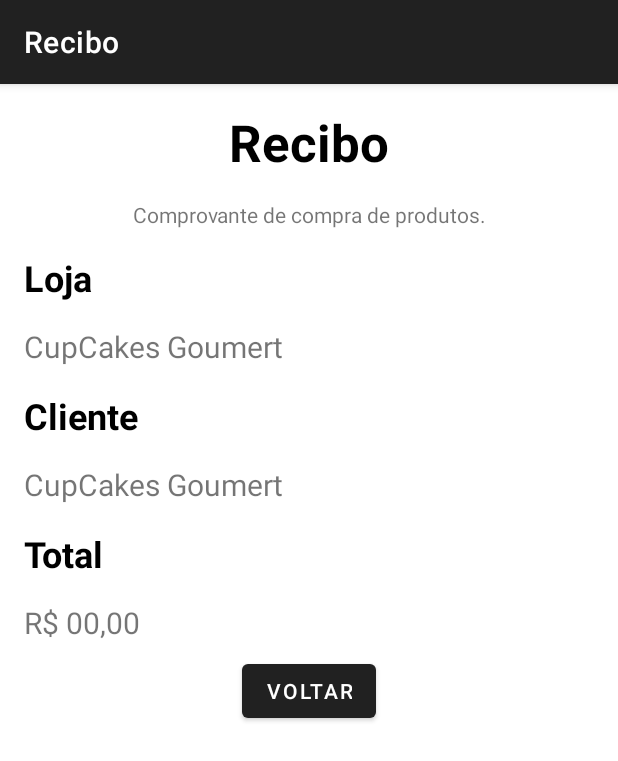
After one commit to alineg93/ProjetoCupCake, an Android app: the ReciboActivity screen opened directly, with no data from a screen before it, on a phone screen of 412 x 824 dp. The commit adds this screen. Shown: the top 761 px of the screen. Run offline under Robolectric (Android 15) with nearby library versions, the phone set to English and light mode, and no system bars; 2 statements that could not run were skipped.

Commit message:
1. Opção de remover o pedido do carrinho compras da lojinha caso o cliente hipotético desista.
2. Aparecer a descrição dos cupcakes na página inicial abaixo do nome do produto e preço.

3. Ter a opção de remover o produto após o gerente postar na página. (No perfil de adm).

4. Gerar Recibo.

```diff
--- a/app/src/main/AndroidManifest.xml
+++ b/app/src/main/AndroidManifest.xml
@@ -15,6 +15,9 @@
         android:supportsRtl="true"
         android:theme="@style/Theme.CafeteiriaGoumertDelivery"
         tools:targetApi="31">
+        <activity
+            android:name=".ReciboActivity"
+            android:exported="false" />
         <activity
             android:name=".PedidosActivity"
             android:exported="false" />
--- /dev/null
+++ b/app/src/main/java/projeto/tcc/cafeteiriagoumertdelivery/ReciboActivity.java
@@ -0,0 +1,38 @@
+package projeto.tcc.cafeteiriagoumertdelivery;
+
+import android.content.Intent;
+import android.os.Bundle;
+
+import androidx.activity.EdgeToEdge;
+import androidx.appcompat.app.AppCompatActivity;
+import androidx.appcompat.app.AppCompatDelegate;
+import androidx.core.graphics.Insets;
+import androidx.core.view.ViewCompat;
+import androidx.core.view.WindowInsetsCompat;
+
+import java.util.Objects;
+
+import projeto.tcc.cafeteiriagoumertdelivery.databinding.ActivityMainBinding;
+import projeto.tcc.cafeteiriagoumertdelivery.databinding.ActivityReciboBinding;
+
+public class ReciboActivity extends AppCompatActivity {
+
+    private ActivityReciboBinding mainBinding;
+
+    @Override
+    protected void onCreate(Bundle savedInstanceState) {
+        super.onCreate(savedInstanceState);
+        mainBinding = ActivityReciboBinding.inflate(getLayoutInflater());
+        setContentView(mainBinding.getRoot());
+        Objects.requireNonNull(getSupportActionBar()).setTitle("Recibo");
+        AppCompatDelegate.setDefaultNightMode(AppCompatDelegate.MODE_NIGHT_NO);
+
+        Bundle b =  getIntent().getExtras();
+        assert b != null;
+        mainBinding.cliente.setText(b.getString("Cliente", ""));
+        mainBinding.total.setText(b.getString("total", ""));
+
+        mainBinding.voltar.setOnClickListener(v -> startActivity(new Intent(this, VisualizarProdutosActivity.class)));
+
+    }
+}
--- /dev/null
+++ b/app/src/main/res/layout/activity_recibo.xml
@@ -0,0 +1,114 @@
+<?xml version="1.0" encoding="utf-8"?>
+<androidx.constraintlayout.widget.ConstraintLayout xmlns:android="http://schemas.android.com/apk/res/android"
+    xmlns:app="http://schemas.android.com/apk/res-auto"
+    xmlns:tools="http://schemas.android.com/tools"
+    android:id="@+id/main"
+    android:layout_width="match_parent"
+    android:layout_height="match_parent"
+    tools:context=".ReciboActivity">
+
+    <TextView
+        android:id="@+id/textView2"
+        android:layout_width="wrap_content"
+        android:layout_height="wrap_content"
+        android:layout_marginTop="16dp"
+        android:text="Recibo"
+        android:textColor="#000000"
+        android:textSize="34sp"
+        android:textStyle="bold"
+        app:layout_constraintEnd_toEndOf="parent"
+        app:layout_constraintStart_toStartOf="parent"
+        app:layout_constraintTop_toTopOf="parent" />
+
+    <TextView
+        android:id="@+id/textView3"
+        android:layout_width="wrap_content"
+        android:layout_height="wrap_content"
+        android:layout_marginTop="16dp"
+        android:text="Comprovante de compra de produtos."
+        app:layout_constraintEnd_toEndOf="parent"
+        app:layout_constraintStart_toStartOf="parent"
+        app:layout_constraintTop_toBottomOf="@+id/textView2" />
+
+    <TextView
+        android:id="@+id/textView6"
+        android:layout_width="wrap_content"
+        android:layout_height="wrap_content"
+        android:layout_marginStart="16dp"
+        android:layout_marginTop="16dp"
+        android:text="Cliente"
+        android:textColor="#000000"
+        android:textSize="24sp"
+        android:textStyle="bold"
+        app:layout_constraintStart_toStartOf="parent"
+        app:layout_constraintTop_toBottomOf="@+id/textView5" />
+
+    <TextView
+        android:id="@+id/textView4"
+        android:layout_width="wrap_content"
+        android:layout_height="wrap_content"
+        android:layout_marginStart="16dp"
+        android:layout_marginTop="16dp"
+        android:text="Loja"
+        android:textColor="#000000"
+        android:textSize="24sp"
+        android:textStyle="bold"
+        app:layout_constraintStart_toStartOf="parent"
+        app:layout_constraintTop_toBottomOf="@+id/textView3" />
+
+    <TextView
+        android:id="@+id/textView5"
+        android:layout_width="wrap_content"
+        android:layout_height="wrap_content"
+        android:layout_marginStart="16dp"
+        android:layout_marginTop="16dp"
+        android:text="CupCakes Goumert"
+        android:textSize="20sp"
+        app:layout_constraintStart_toStartOf="parent"
+        app:layout_constraintTop_toBottomOf="@+id/textView4" />
+
+    <TextView
+        android:id="@+id/cliente"
+        android:layout_width="wrap_content"
+        android:layout_height="wrap_content"
+        android:layout_marginStart="16dp"
+        android:layout_marginTop="16dp"
+        android:text="CupCakes Goumert"
+        android:textSize="20sp"
+        app:layout_constraintStart_toStartOf="parent"
+        app:layout_constraintTop_toBottomOf="@+id/textView6" />
+
+    <TextView
+        android:id="@+id/textView7"
+        android:layout_width="wrap_content"
+        android:layout_height="wrap_content"
+        android:layout_marginStart="16dp"
+        android:layout_marginTop="16dp"
+        android:text="Total"
+        android:textColor="#000000"
+        android:textSize="24sp"
+        android:textStyle="bold"
+        app:layout_constraintStart_toStartOf="parent"
+        app:layout_constraintTop_toBottomOf="@+id/cliente" />
+
+    <TextView
+        android:id="@+id/total"
+        android:layout_width="wrap_content"
+        android:layout_height="wrap_content"
+        android:layout_marginStart="16dp"
+        android:layout_marginTop="16dp"
+        android:text="R$ 00,00"
+        android:textSize="20sp"
+        app:layout_constraintStart_toStartOf="parent"
+        app:layout_constraintTop_toBottomOf="@+id/textView7" />
+
+    <Button
+        android:id="@+id/voltar"
+        android:layout_width="wrap_content"
+        android:layout_height="wrap_content"
+        android:layout_marginTop="8dp"
+        android:text="Voltar"
+        app:layout_constraintEnd_toEndOf="parent"
+        app:layout_constraintStart_toStartOf="parent"
+        app:layout_constraintTop_toBottomOf="@+id/total" />
+</androidx.constraintlayout.widget.ConstraintLayout>
```
Also changed, not shown: app/src/main/java/projeto/tcc/cafeteiriagoumertdelivery/CarrinhoActivity.java (+39 -0 lines), app/src/main/java/projeto/tcc/cafeteiriagoumertdelivery/adapter/AdapterProdutos.java (+47 -4 lines), app/src/main/res/layout/item_produto.xml (+21 -3 lines).
